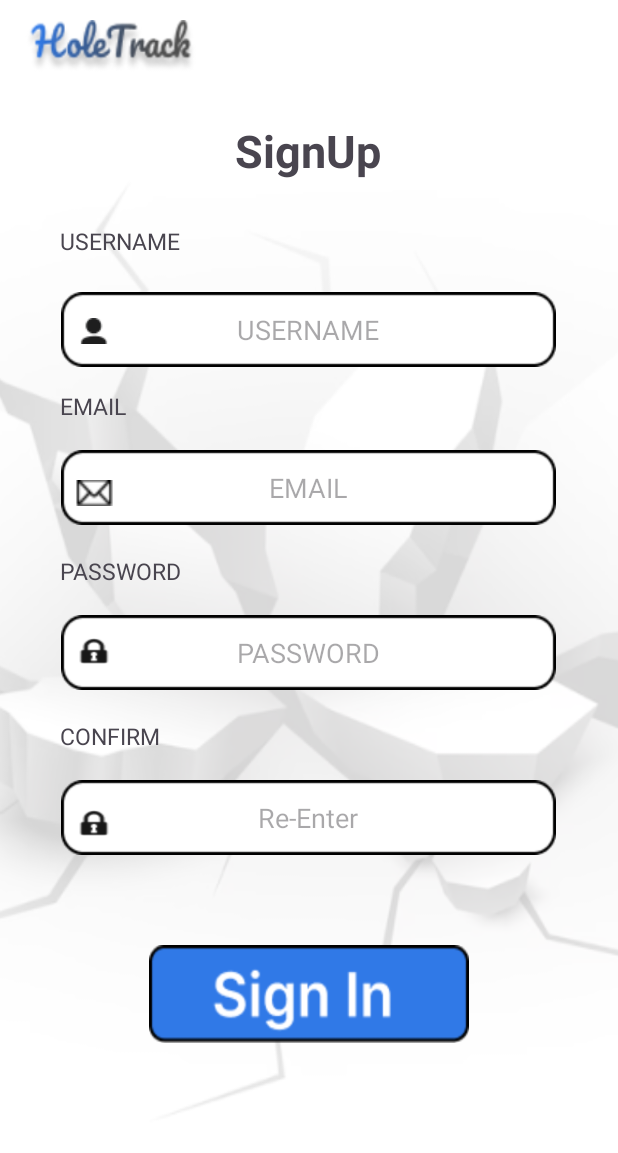
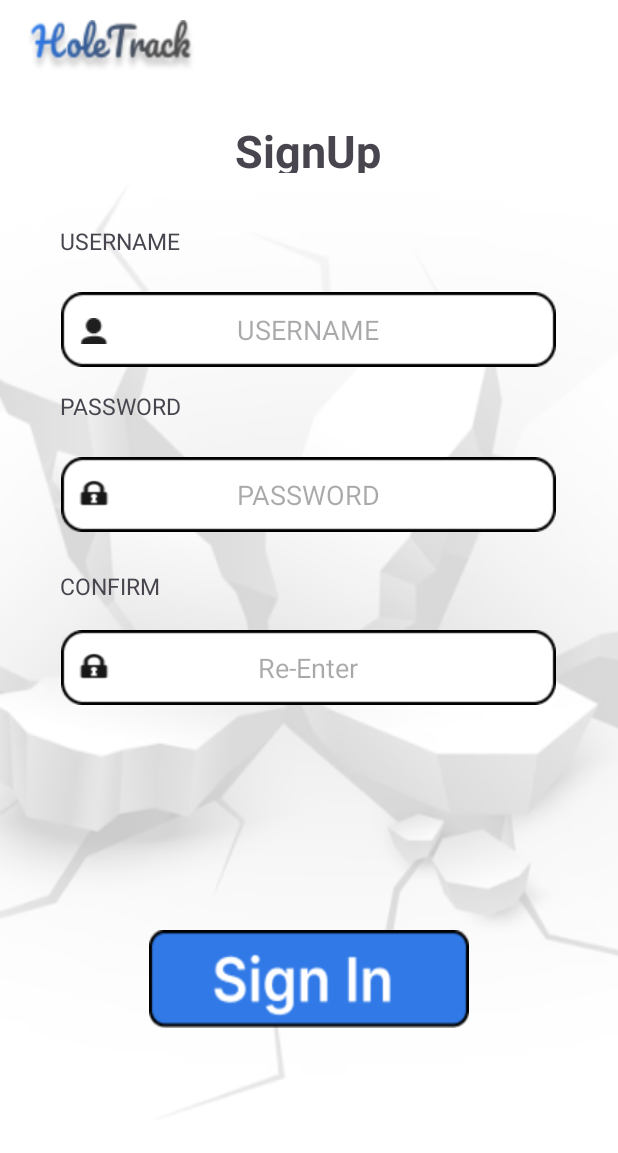
Before and after one commit to atharv0905/PotholeDetectionMobileApp, an Android app: the SignUpActivity screen opened directly, with no data from a screen before it, on a phone screen of 412 x 824 dp. Shown: the top 1153 px of the screen. Run offline under Robolectric (Android 15) with nearby library versions, the phone set to English and light mode, and no system bars.

Commit message:
Sign Up Page Modified
Email Field is removed
Sign up Activity Updated for token

```diff
--- a/app/src/main/res/layout/activity_signup.xml
+++ b/app/src/main/res/layout/activity_signup.xml
@@ -18,7 +18,7 @@
 
     <TextView
         android:layout_width="170dp"
-        android:layout_height="40dp"
+        android:layout_height="35dp"
         android:gravity="center"
         android:layout_centerHorizontal="true"
         android:text="@string/signup"
@@ -67,48 +67,13 @@
         android:layout_height="20dp"
         android:layout_marginTop="260dp"
         android:layout_marginStart="40dp"
-        android:text="@string/email"
-        android:textSize="15sp"/>
-
-    <FrameLayout
-        android:id="@+id/signupFrameLayout3"
-        android:layout_width="match_parent"
-        android:layout_height="280dp"
-        android:layout_marginTop="80dp"
-        android:layout_gravity="center">
-
-        <EditText
-            android:id="@+id/email"
-            android:layout_width="330dp"
-            android:layout_height="50dp"
-            android:background="@drawable/rectangle9"
-            android:layout_marginTop="105dp"
-            android:gravity="center"
-            android:layout_gravity="center"
-            android:hint="@string/email"
-            android:inputType="textEmailAddress"/>
-
-        <ImageView
-            android:layout_width="25dp"
-            android:layout_height="17dp"
-            android:layout_marginTop="240dp"
-            android:layout_marginStart="50dp"
-            android:background="@drawable/email"/>
-
-    </FrameLayout>
-
-    <TextView
-        android:layout_width="100dp"
-        android:layout_height="20dp"
-        android:layout_marginTop="370dp"
-        android:layout_marginStart="40dp"
         android:text="@string/password"
         android:textSize="15sp"/>
 
     <FrameLayout
         android:id="@+id/signupFrameLayout2"
         android:layout_width="match_parent"
-        android:layout_height="410dp"
+        android:layout_height="340dp"
         android:layout_marginTop="60dp"
         android:layout_gravity="center">
 
@@ -118,7 +83,7 @@
             android:layout_height="50dp"
             android:background="@drawable/rectangle9"
             android:layout_gravity="center"
-            android:layout_marginTop="170dp"
+            android:layout_marginTop="100dp"
             android:gravity="center"
             android:hint="@string/password"
             android:inputType="textPassword"/>
@@ -126,7 +91,7 @@
         <ImageView
             android:layout_width="25dp"
             android:layout_height="17dp"
-            android:layout_marginTop="365dp"
+            android:layout_marginTop="260dp"
             android:layout_marginStart="50dp"
             android:background="@drawable/image5"/>
 
@@ -136,7 +101,7 @@
     <TextView
         android:layout_width="150dp"
         android:layout_height="20dp"
-        android:layout_marginTop="480dp"
+        android:layout_marginTop="380dp"
         android:layout_marginStart="40dp"
         android:text="@string/confirm_password"
         android:textSize="15sp"/>
@@ -144,7 +109,7 @@
     <FrameLayout
         android:id="@+id/signupFrameLayout4"
         android:layout_width="match_parent"
-        android:layout_height="530dp"
+        android:layout_height="450dp"
         android:layout_marginTop="60dp"
         android:layout_gravity="center">
 
@@ -154,7 +119,7 @@
             android:layout_height="50dp"
             android:background="@drawable/rectangle9"
             android:layout_gravity="center"
-            android:layout_marginTop="220dp"
+            android:layout_marginTop="160dp"
             android:gravity="center"
             android:hint="@string/re_enter"
             android:inputType="text"/>
@@ -162,7 +127,7 @@
         <ImageView
             android:layout_width="25dp"
             android:layout_height="17dp"
-            android:layout_marginTop="480dp"
+            android:layout_marginTop="375dp"
             android:layout_marginStart="50dp"
             android:background="@drawable/image5"
             />
@@ -174,10 +139,10 @@
         android:layout_width="213dp"
         android:layout_height="65dp"
         android:layout_centerHorizontal="true"
-        android:layout_marginTop="630dp"
+        android:layout_marginTop="620dp"
         android:background="@drawable/signupbutton"
         android:gravity="center"
-        android:contentDescription="@string/sign_in"
+        android:contentDescription="@string/signin"
         android:textSize="25sp" />
 
 </RelativeLayout>
```
Also changed, not shown: app/src/main/java/com/atharv/potholedetection/SignUpActivity.java (+75 -15 lines).
